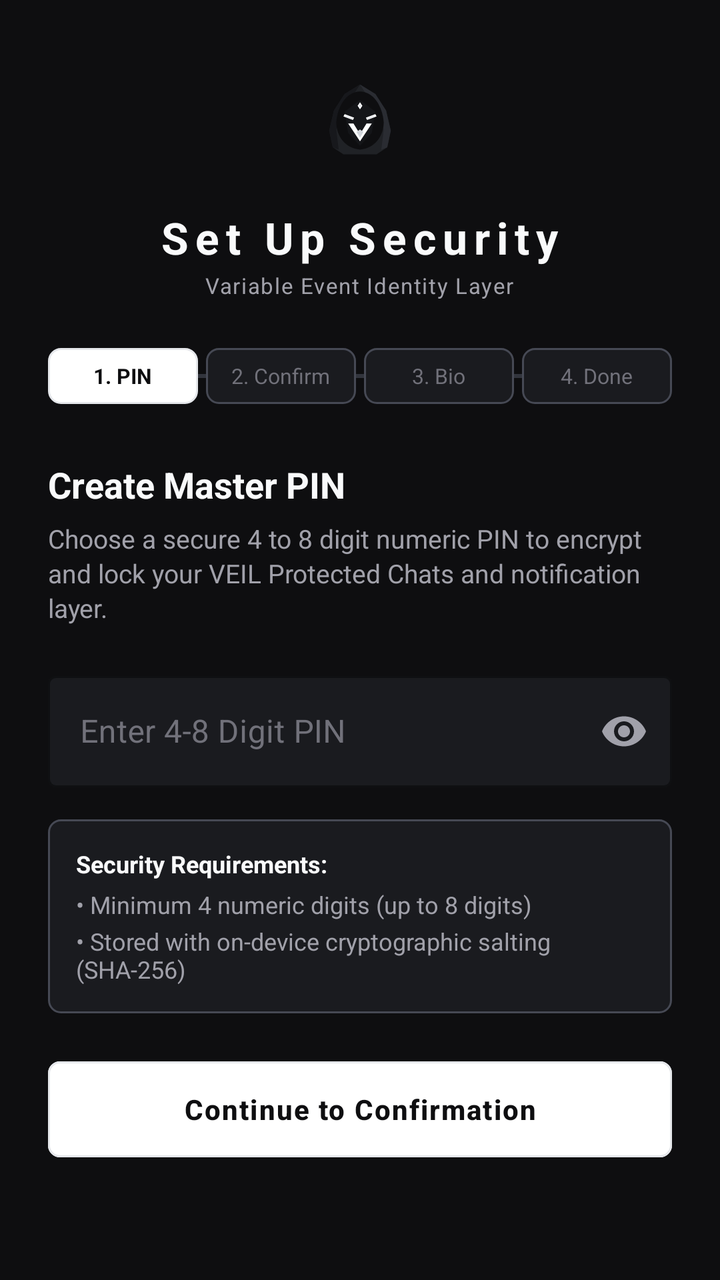
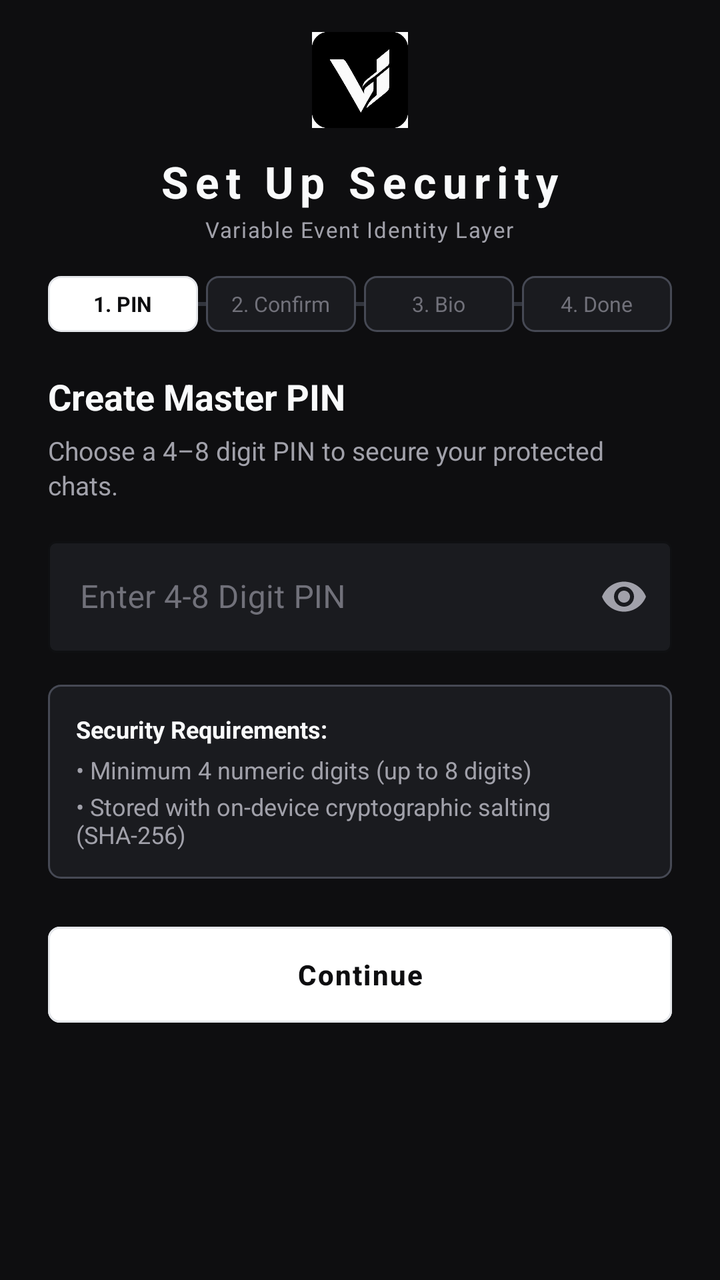

The first picture is an Android layout as it rendered before a commit; the second is the same layout after the commit. The layout source and the unified diff follow.
<!-- AndroidManifest.xml: application theme Theme.Veil -->
<!-- res/layout/activity_security_setup.xml -->
<?xml version="1.0" encoding="utf-8"?>
<androidx.core.widget.NestedScrollView xmlns:android="http://schemas.android.com/apk/res/android"
    xmlns:app="http://schemas.android.com/apk/res-auto"
    android:layout_width="match_parent"
    android:layout_height="match_parent"
    android:background="@color/veil_canvas"
    android:fillViewport="true">

    <LinearLayout
        android:layout_width="match_parent"
        android:layout_height="wrap_content"
        android:gravity="center_horizontal"
        android:orientation="vertical"
        android:paddingHorizontal="24dp"
        android:paddingVertical="28dp">

        
        <ImageView
            android:layout_width="64dp"
            android:layout_height="64dp"
            android:src="@drawable/ic_launcher_foreground" />

        <TextView
            android:layout_width="wrap_content"
            android:layout_height="wrap_content"
            android:layout_marginTop="12dp"
            android:letterSpacing="0.15"
            android:text="Set Up Security"
            android:textColor="@color/veil_text_high"
            android:textSize="22sp"
            android:textStyle="bold" />

        <TextView
            android:layout_width="wrap_content"
            android:layout_height="wrap_content"
            android:layout_marginTop="2dp"
            android:letterSpacing="0.05"
            android:text="@string/app_full_name"
            android:textColor="@color/veil_text_medium"
            android:textSize="11sp" />

        
        <LinearLayout
            android:layout_width="match_parent"
            android:layout_height="wrap_content"
            android:layout_marginTop="24dp"
            android:gravity="center"
            android:orientation="horizontal">

            <TextView
                android:id="@+id/pillStep1"
                android:layout_width="0dp"
                android:layout_height="wrap_content"
                android:layout_weight="1"
                android:minHeight="28dp"
                android:paddingHorizontal="4dp"
                android:paddingVertical="4dp"
                android:background="@drawable/bg_button_cyber_primary"
                android:gravity="center"
                android:text="1. PIN"
                android:textColor="@color/veil_button_primary_text"
                android:textSize="10.5sp"
                android:textStyle="bold" />

            <View
                android:layout_width="4dp"
                android:layout_height="2dp"
                android:background="@color/veil_hairline" />

            <TextView
                android:id="@+id/pillStep2"
                android:layout_width="0dp"
                android:layout_height="wrap_content"
                android:layout_weight="1"
                android:minHeight="28dp"
                android:paddingHorizontal="4dp"
                android:paddingVertical="4dp"
                android:background="@drawable/bg_button_cyber_secondary"
                android:gravity="center"
                android:text="2. Confirm"
                android:textColor="@color/veil_text_low"
                android:textSize="10.5sp" />

            <View
                android:layout_width="4dp"
                android:layout_height="2dp"
                android:background="@color/veil_hairline" />

            <TextView
                android:id="@+id/pillStep3"
                android:layout_width="0dp"
                android:layout_height="wrap_content"
                android:layout_weight="1"
                android:minHeight="28dp"
                android:paddingHorizontal="4dp"
                android:paddingVertical="4dp"
                android:background="@drawable/bg_button_cyber_secondary"
                android:gravity="center"
                android:text="3. Bio"
                android:textColor="@color/veil_text_low"
                android:textSize="10.5sp" />

            <View
                android:layout_width="4dp"
                android:layout_height="2dp"
                android:background="@color/veil_hairline" />

            <TextView
                android:id="@+id/pillStep4"
                android:layout_width="0dp"
                android:layout_height="wrap_content"
                android:layout_weight="1"
                android:minHeight="28dp"
                android:paddingHorizontal="4dp"
                android:paddingVertical="4dp"
                android:background="@drawable/bg_button_cyber_secondary"
                android:gravity="center"
                android:text="4. Done"
                android:textColor="@color/veil_text_low"
                android:textSize="10.5sp" />
        </LinearLayout>

        
        <FrameLayout
            android:layout_width="match_parent"
            android:layout_height="wrap_content"
            android:layout_marginTop="28dp">

            
            <LinearLayout
                android:id="@+id/step1Layout"
                android:layout_width="match_parent"
                android:layout_height="wrap_content"
                android:orientation="vertical"
                android:visibility="visible">

                <TextView
                    android:layout_width="wrap_content"
                    android:layout_height="wrap_content"
                    android:text="Create Master PIN"
                    android:textColor="@color/veil_text_high"
                    android:textSize="18sp"
                    android:textStyle="bold" />

                <TextView
                    android:layout_width="wrap_content"
                    android:layout_height="wrap_content"
                    android:layout_marginTop="6dp"
                    android:lineSpacingExtra="2dp"
                    android:text="Choose a secure 4 to 8 digit numeric PIN to encrypt and lock your VEIL Protected Chats and notification layer."
                    android:textColor="@color/veil_text_medium"
                    android:textSize="13sp" />

                <com.google.android.material.textfield.TextInputLayout
                    android:id="@+id/tilCreatePassword"
                    style="@style/Widget.MaterialComponents.TextInputLayout.OutlinedBox"
                    android:layout_width="match_parent"
                    android:layout_height="wrap_content"
                    android:layout_marginTop="20dp"
                    android:textColorHint="@color/veil_text_low"
                    app:boxBackgroundColor="@color/veil_surface_card"
                    app:boxStrokeColor="@color/veil_accent_secure"
                    app:hintTextColor="@color/veil_accent_secure"
                    app:passwordToggleEnabled="true"
                    app:passwordToggleTint="@color/veil_text_medium">

                    <com.google.android.material.textfield.TextInputEditText
                        android:id="@+id/etCreatePassword"
                        android:layout_width="match_parent"
                        android:layout_height="wrap_content"
                        android:hint="Enter 4-8 Digit PIN"
                        android:inputType="numberPassword"
                        android:maxLength="8"
                        android:maxLines="1"
                        android:textColor="@color/veil_text_high"
                        android:textSize="16sp" />
                </com.google.android.material.textfield.TextInputLayout>

                <TextView
                    android:id="@+id/tvStep1Error"
                    android:layout_width="match_parent"
                    android:layout_height="wrap_content"
                    android:layout_marginTop="6dp"
                    android:textColor="@color/veil_accent_danger"
                    android:textSize="12sp"
                    android:visibility="gone" />

                <LinearLayout
                    android:layout_width="match_parent"
                    android:layout_height="wrap_content"
                    android:layout_marginTop="16dp"
                    android:background="@drawable/bg_button_cyber_secondary"
                    android:orientation="vertical"
                    android:padding="14dp">

                    <TextView
                        android:layout_width="wrap_content"
                        android:layout_height="wrap_content"
                        android:text="Security Requirements:"
                        android:textColor="@color/veil_text_high"
                        android:textSize="12sp"
                        android:textStyle="bold" />

                    <TextView
                        android:layout_width="wrap_content"
                        android:layout_height="wrap_content"
                        android:layout_marginTop="4dp"
                        android:text="• Minimum 4 numeric digits (up to 8 digits)"
                        android:textColor="@color/veil_text_medium"
                        android:textSize="12sp" />

                    <TextView
                        android:layout_width="wrap_content"
                        android:layout_height="wrap_content"
                        android:layout_marginTop="2dp"
                        android:text="• Stored with on-device cryptographic salting (SHA-256)"
                        android:textColor="@color/veil_text_medium"
                        android:textSize="12sp" />
                </LinearLayout>

                <com.google.android.material.button.MaterialButton
                    android:id="@+id/btnStep1Next"
                    style="@style/Widget.Veil.Button.Primary"
                    android:layout_width="match_parent"
                    android:layout_height="48dp"
                    android:layout_marginTop="24dp"
                    android:text="Continue to Confirmation" />
            </LinearLayout>

            
            <LinearLayout
                android:id="@+id/step2Layout"
                android:layout_width="match_parent"
                android:layout_height="wrap_content"
                android:orientation="vertical"
                android:visibility="gone">

                <TextView
                    android:layout_width="wrap_content"
                    android:layout_height="wrap_content"
                    android:text="Confirm Master PIN"
                    android:textColor="@color/veil_text_high"
                    android:textSize="18sp"
                    android:textStyle="bold" />

                <TextView
                    android:layout_width="wrap_content"
                    android:layout_height="wrap_content"
                    android:layout_marginTop="6dp"
                    android:lineSpacingExtra="2dp"
                    android:text="Re-enter your PIN to ensure they match exactly."
                    android:textColor="@color/veil_text_medium"
                    android:textSize="13sp" />

                <com.google.android.material.textfield.TextInputLayout
                    android:id="@+id/tilConfirmPassword"
                    style="@style/Widget.MaterialComponents.TextInputLayout.OutlinedBox"
                    android:layout_width="match_parent"
                    android:layout_height="wrap_content"
                    android:layout_marginTop="20dp"
                    android:textColorHint="@color/veil_text_low"
                    app:boxBackgroundColor="@color/veil_surface_card"
                    app:boxStrokeColor="@color/veil_accent_secure"
                    app:hintTextColor="@color/veil_accent_secure"
                    app:passwordToggleEnabled="true"
                    app:passwordToggleTint="@color/veil_text_medium">

                    <com.google.android.material.textfield.TextInputEditText
                        android:id="@+id/etConfirmPassword"
                        android:layout_width="match_parent"
                        android:layout_height="wrap_content"
                        android:hint="Re-enter PIN"
                        android:inputType="numberPassword"
                        android:maxLength="8"
                        android:maxLines="1"
                        android:textColor="@color/veil_text_high"
                        android:textSize="16sp" />
                </com.google.android.material.textfield.TextInputLayout>

                <TextView
                    android:id="@+id/tvStep2Error"
                    android:layout_width="match_parent"
                    android:layout_height="wrap_content"
                    android:layout_marginTop="6dp"
                    android:textColor="@color/veil_accent_danger"
                    android:textSize="12sp"
                    android:visibility="gone" />

                <com.google.android.material.button.MaterialButton
                    android:id="@+id/btnStep2Confirm"
                    style="@style/Widget.Veil.Button.Primary"
                    android:layout_width="match_parent"
                    android:layout_height="48dp"
                    android:layout_marginTop="24dp"
                    android:text="Confirm &amp; Proceed to Biometrics" />

                <com.google.android.material.button.MaterialButton
                    android:id="@+id/btnStep2Back"
                    style="@style/Widget.Veil.Button.Secondary"
                    android:layout_width="match_parent"
                    android:layout_height="44dp"
                    android:layout_marginTop="10dp"
                    android:text="Back to Edit PIN" />
            </LinearLayout>

            
            <LinearLayout
                android:id="@+id/step3Layout"
                android:layout_width="match_parent"
                android:layout_height="wrap_content"
                android:orientation="vertical"
                android:visibility="gone">

                <TextView
                    android:layout_width="wrap_content"
                    android:layout_height="wrap_content"
                    android:text="Biometric Authentication"
                    android:textColor="@color/veil_text_high"
                    android:textSize="18sp"
                    android:textStyle="bold" />

                <TextView
                    android:layout_width="wrap_content"
                    android:layout_height="wrap_content"
                    android:layout_marginTop="6dp"
                    android:lineSpacingExtra="2dp"
                    android:text="Enable Android fingerprint or face recognition for effortless, high-security unlocking of VEIL."
                    android:textColor="@color/veil_text_medium"
                    android:textSize="13sp" />

                
                <com.google.android.material.card.MaterialCardView
                    android:layout_width="match_parent"
                    android:layout_height="wrap_content"
                    android:layout_marginTop="18dp"
                    app:cardBackgroundColor="@color/veil_surface_card"
                    app:cardCornerRadius="10dp"
                    app:strokeColor="@color/veil_hairline"
                    app:strokeWidth="1dp">

                    <LinearLayout
                        android:layout_width="match_parent"
                        android:layout_height="wrap_content"
                        android:orientation="vertical"
                        android:padding="16dp">

                        <LinearLayout
                            android:layout_width="match_parent"
                            android:layout_height="wrap_content"
                            android:gravity="center_vertical"
                            android:orientation="horizontal">

                            <ImageView
                                android:id="@+id/ivBiometricStatusIcon"
                                android:layout_width="36dp"
                                android:layout_height="36dp"
                                android:src="@drawable/ic_fingerprint_biometric"
                                app:tint="@color/veil_accent_secure" />

                            <LinearLayout
                                android:layout_width="0dp"
                                android:layout_height="wrap_content"
                                android:layout_marginStart="12dp"
                                android:layout_weight="1"
                                android:orientation="vertical">

                                <TextView
                                    android:id="@+id/tvBiometricStatusTitle"
                                    android:layout_width="wrap_content"
                                    android:layout_height="wrap_content"
                                    android:text="Checking Hardware..."
                                    android:textColor="@color/veil_text_high"
                                    android:textSize="14sp"
                                    android:textStyle="bold" />

                                <TextView
                                    android:id="@+id/tvBiometricStatusDesc"
                                    android:layout_width="wrap_content"
                                    android:layout_height="wrap_content"
                                    android:layout_marginTop="2dp"
                                    android:text="Detecting Android biometric framework"
                                    android:textColor="@color/veil_text_medium"
                                    android:textSize="12sp" />
                            </LinearLayout>
                        </LinearLayout>

                        <TextView
                            android:id="@+id/tvBiometricTestResult"
                            android:layout_width="match_parent"
                            android:layout_height="wrap_content"
                            android:layout_marginTop="12dp"
                            android:textColor="@color/veil_accent_secure"
                            android:textSize="12sp"
                            android:visibility="gone" />
                    </LinearLayout>
                </com.google.android.material.card.MaterialCardView>

                
                <com.google.android.material.button.MaterialButton
                    android:id="@+id/btnEnableBiometric"
                    style="@style/Widget.Veil.Button.Primary"
                    android:layout_width="match_parent"
                    android:layout_height="48dp"
                    android:layout_marginTop="20dp"
                    android:text="Test &amp; Enable Biometrics"
                    app:icon="@drawable/ic_fingerprint_biometric"
                    app:iconGravity="textStart"
                    app:iconPadding="8dp"
                    app:iconSize="20dp" />

                
                <com.google.android.material.button.MaterialButton
                    android:id="@+id/btnOpenDeviceSettings"
                    style="@style/Widget.Veil.Button.Secondary"
                    android:layout_width="match_parent"
                    android:layout_height="44dp"
                    android:layout_marginTop="10dp"
                    android:text="Open Android Security Settings"
                    android:visibility="gone" />

                
                <com.google.android.material.button.MaterialButton
                    android:id="@+id/btnSkipBiometric"
                    style="@style/Widget.Veil.Button.Secondary"
                    android:layout_width="match_parent"
                    android:layout_height="44dp"
                    android:layout_marginTop="10dp"
                    android:text="Continue with Password Only" />
            </LinearLayout>

            
            <LinearLayout
                android:id="@+id/step4Layout"
                android:layout_width="match_parent"
                android:layout_height="wrap_content"
                android:gravity="center_horizontal"
                android:orientation="vertical"
                android:visibility="gone">

                <ImageView
                    android:layout_width="72dp"
                    android:layout_height="72dp"
                    android:src="@drawable/ic_launcher_foreground" />

                <TextView
                    android:layout_width="wrap_content"
                    android:layout_height="wrap_content"
                    android:layout_marginTop="16dp"
                    android:text="Security Setup Complete"
                    android:textColor="@color/veil_text_high"
                    android:textSize="20sp"
                    android:textStyle="bold" />

                <TextView
                    android:layout_width="match_parent"
                    android:layout_height="wrap_content"
                    android:layout_marginTop="8dp"
                    android:gravity="center"
                    android:lineSpacingExtra="2dp"
                    android:text="Your security configuration has been verified and saved securely on this device.\n\nVEIL will now enforce this credential before granting access to Protected Chats."
                    android:textColor="@color/veil_text_medium"
                    android:textSize="13sp" />

                
                <com.google.android.material.card.MaterialCardView
                    android:layout_width="match_parent"
                    android:layout_height="wrap_content"
                    android:layout_marginTop="20dp"
                    app:cardBackgroundColor="@color/veil_surface_card"
                    app:cardCornerRadius="10dp"
                    app:strokeColor="@color/veil_hairline"
                    app:strokeWidth="1dp">

                    <LinearLayout
                        android:layout_width="match_parent"
                        android:layout_height="wrap_content"
                        android:orientation="vertical"
                        android:padding="16dp">

                        <TextView
                            android:layout_width="wrap_content"
                            android:layout_height="wrap_content"
                            android:text="Configured Credentials:"
                            android:textColor="@color/veil_text_high"
                            android:textSize="12sp"
                            android:textStyle="bold" />

                        <TextView
                            android:id="@+id/tvSummaryPassword"
                            android:layout_width="wrap_content"
                            android:layout_height="wrap_content"
                            android:layout_marginTop="8dp"
                            android:text="• Master PIN: ✓ Configured (SHA-256 Salted)"
                            android:textColor="@color/veil_accent_secure"
                            android:textSize="12sp" />

                        <TextView
                            android:id="@+id/tvSummaryBiometric"
                            android:layout_width="wrap_content"
                            android:layout_height="wrap_content"
                            android:layout_marginTop="4dp"
                            android:text="• Biometrics: ✓ Enabled"
                            android:textColor="@color/veil_accent_secure"
                            android:textSize="12sp" />

                        <TextView
                            android:layout_width="wrap_content"
                            android:layout_height="wrap_content"
                            android:layout_marginTop="4dp"
                            android:text="• Session Protection: ✓ Active"
                            android:textColor="@color/veil_text_medium"
                            android:textSize="12sp" />
                    </LinearLayout>
                </com.google.android.material.card.MaterialCardView>

                
                <com.google.android.material.button.MaterialButton
                    android:id="@+id/btnFinishSetup"
                    style="@style/Widget.Veil.Button.Primary"
                    android:layout_width="match_parent"
                    android:layout_height="50dp"
                    android:layout_marginTop="24dp"
                    android:text="Proceed to Unlock Screen"
                    app:icon="@drawable/ic_lock_closed"
                    app:iconGravity="textStart"
                    app:iconPadding="8dp"
                    app:iconSize="18dp" />
            </LinearLayout>

        </FrameLayout>

    </LinearLayout>
</androidx.core.widget.NestedScrollView>
<!-- resources referenced by this layout -->
<resources>
  <color name="veil_accent_danger">#EF4444</color>
  <color name="veil_accent_secure">#F3F4F6</color>
  <color name="veil_button_primary_text">#0E0E10</color>
  <color name="veil_canvas">#0E0E10</color>
  <color name="veil_hairline">#32353D</color>
  <color name="veil_surface_card">#1A1B1F</color>
  <color name="veil_text_high">#F9FAFB</color>
  <color name="veil_text_low">#71717A</color>
  <color name="veil_text_medium">#A1A1AA</color>
  <!-- drawable ic_launcher_foreground (drawable) -->
  <?xml version="1.0" encoding="utf-8"?>
  <vector xmlns:android="http://schemas.android.com/apk/res/android"
      android:width="108dp"
      android:height="108dp"
      android:viewportWidth="108"
      android:viewportHeight="108">
  
      
      <path
          android:fillColor="#FF202226"
          android:pathData="M54,24 L41,32 L32,46 L28,63 L31,77 L40,83 L68,83 L77,77 L80,63 L76,46 L67,32 Z" />
  
      
      <path
          android:fillColor="#FF17181C"
          android:pathData="M54,24 L41,32 L32,46 L28,63 L31,77 L36,79 L34,62 L39,47 L47,35 Z" />
  
      <path
          android:fillColor="#FF2A2C32"
          android:pathData="M54,24 L67,32 L76,46 L80,63 L77,77 L72,79 L74,62 L69,47 L61,35 Z" />
  
      
      <path
          android:fillColor="#FF0E0E10"
          android:pathData="M54,30 C43,30 35,42 34,56 C34,68 42,78 54,79 C66,78 74,68 74,56 C73,42 65,30 54,30 Z" />
  
      
      <path
          android:fillColor="#FF141518"
          android:pathData="M54,37 L41,47 L44,65 L54,76 L64,65 L67,47 Z" />
  
      
      <path
          android:fillColor="#FFFFFFFF"
          android:pathData="M41,49 L49,52 L48,54 L40,51 Z" />
  
      <path
          android:fillColor="#FFFFFFFF"
          android:pathData="M67,49 L59,52 L60,54 L68,51 Z" />
  
      
      <path
          android:fillColor="#FFE5E7EB"
          android:pathData="M42,50 L48,52.5 L47.5,53.5 L41.5,51 Z" />
  
      <path
          android:fillColor="#FFE5E7EB"
          android:pathData="M66,50 L60,52.5 L60.5,53.5 L66.5,51 Z" />
  
      
      <path
          android:fillColor="#FFFFFFFF"
          android:pathData="M44,57 L54,72 L64,57 L59.5,57 L54,66 L48.5,57 Z" />
  
      
      <path
          android:fillColor="#FFD1D5DB"
          android:pathData="M51,64 L54,69 L57,64 L54,62 Z" />
  
      
      <path
          android:fillColor="#FFFFFFFF"
          android:pathData="M54,39 L56,42 L54,45 L52,42 Z" />
  
      <path
          android:fillColor="#FFD1D5DB"
          android:pathData="M54,41 L55,42 L54,43 L53,42 Z" />
  
  </vector>
  <string name="app_full_name">Variable Event Identity Layer</string>
  <color name="veil_button_primary_bg">#FFFFFF</color>
  <color name="veil_hairline_bright">#464954</color>
  <color name="veil_button_secondary_border">#383B46</color>
  <color name="md_theme_dark_primary">#FFFFFF</color>
  <color name="md_theme_dark_onPrimary">#0E0E10</color>
  <color name="md_theme_dark_primaryContainer">#22242A</color>
  <color name="md_theme_dark_onPrimaryContainer">#F9FAFB</color>
  <color name="md_theme_dark_inversePrimary">#0E0E10</color>
  <color name="md_theme_dark_secondary">#E4E4E7</color>
  <color name="md_theme_dark_onSecondary">#0E0E10</color>
  <color name="md_theme_dark_secondaryContainer">#1A1B1F</color>
  <color name="md_theme_dark_onSecondaryContainer">#F9FAFB</color>
  <color name="md_theme_dark_tertiary">#E4E4E7</color>
  <color name="md_theme_dark_onTertiary">#0E0E10</color>
  <color name="md_theme_dark_tertiaryContainer">#1A1B1F</color>
  <color name="md_theme_dark_onTertiaryContainer">#F9FAFB</color>
  <color name="veil_surface">#141518</color>
  <style name="Widget.Veil.Card" parent="Widget.Material3.CardView.Filled">
          <item name="cardBackgroundColor">@color/veil_surface_card</item>
          <item name="cardCornerRadius">8dp</item>
          <item name="cardElevation">0dp</item>
          <item name="strokeColor">@color/veil_hairline</item>
          <item name="strokeWidth">1dp</item>
      </style>
  <!-- unchanged entries left out for length: 13 -->
</resources>

<!-- the commit's change to res/layout/activity_security_setup.xml (unified diff, before → after) -->
@@ -12,13 +12,15 @@
         android:gravity="center_horizontal"
         android:orientation="vertical"
         android:paddingHorizontal="24dp"
-        android:paddingVertical="28dp">
+        android:paddingVertical="16dp">
 
         
         <ImageView
-            android:layout_width="64dp"
-            android:layout_height="64dp"
-            android:src="@drawable/ic_launcher_foreground" />
+            android:layout_width="48dp"
+            android:layout_height="48dp"
+            android:contentDescription="@string/app_name"
+            android:scaleType="fitCenter"
+            android:src="@drawable/veil_official_logo" />
 
         <TextView
             android:layout_width="wrap_content"
@@ -43,7 +45,7 @@
         <LinearLayout
             android:layout_width="match_parent"
             android:layout_height="wrap_content"
-            android:layout_marginTop="24dp"
+            android:layout_marginTop="16dp"
             android:gravity="center"
             android:orientation="horizontal">
 
@@ -124,7 +126,7 @@
         <FrameLayout
             android:layout_width="match_parent"
             android:layout_height="wrap_content"
-            android:layout_marginTop="28dp">
+            android:layout_marginTop="20dp">
 
             
             <LinearLayout
@@ -147,7 +149,7 @@
                     android:layout_height="wrap_content"
                     android:layout_marginTop="6dp"
                     android:lineSpacingExtra="2dp"
-                    android:text="Choose a secure 4 to 8 digit numeric PIN to encrypt and lock your VEIL Protected Chats and notification layer."
+                    android:text="Choose a 4–8 digit PIN to secure your protected chats."
                     android:textColor="@color/veil_text_medium"
                     android:textSize="13sp" />
 
@@ -156,7 +158,7 @@
                     style="@style/Widget.MaterialComponents.TextInputLayout.OutlinedBox"
                     android:layout_width="match_parent"
                     android:layout_height="wrap_content"
-                    android:layout_marginTop="20dp"
+                    android:layout_marginTop="14dp"
                     android:textColorHint="@color/veil_text_low"
                     app:boxBackgroundColor="@color/veil_surface_card"
                     app:boxStrokeColor="@color/veil_accent_secure"
@@ -224,7 +226,7 @@
                     android:layout_width="match_parent"
                     android:layout_height="48dp"
                     android:layout_marginTop="24dp"
-                    android:text="Continue to Confirmation" />
+                    android:text="Continue" />
             </LinearLayout>
 
             
@@ -440,7 +442,7 @@
                 <ImageView
                     android:layout_width="72dp"
                     android:layout_height="72dp"
-                    android:src="@drawable/ic_launcher_foreground" />
+                    android:src="@drawable/veil_official_logo" />
 
                 <TextView
                     android:layout_width="wrap_content"
<!-- resource entries referenced after the edit -->
@@ -9,77 +9,9 @@
   <color name="veil_text_high">#F9FAFB</color>
   <color name="veil_text_low">#71717A</color>
   <color name="veil_text_medium">#A1A1AA</color>
-  <!-- drawable ic_launcher_foreground (drawable) -->
-  <?xml version="1.0" encoding="utf-8"?>
-  <vector xmlns:android="http://schemas.android.com/apk/res/android"
-      android:width="108dp"
-      android:height="108dp"
-      android:viewportWidth="108"
-      android:viewportHeight="108">
-  
-      
-      <path
-          android:fillColor="#FF202226"
-          android:pathData="M54,24 L41,32 L32,46 L28,63 L31,77 L40,83 L68,83 L77,77 L80,63 L76,46 L67,32 Z" />
-  
-      
-      <path
-          android:fillColor="#FF17181C"
-          android:pathData="M54,24 L41,32 L32,46 L28,63 L31,77 L36,79 L34,62 L39,47 L47,35 Z" />
-  
-      <path
-          android:fillColor="#FF2A2C32"
-          android:pathData="M54,24 L67,32 L76,46 L80,63 L77,77 L72,79 L74,62 L69,47 L61,35 Z" />
-  
-      
-      <path
-          android:fillColor="#FF0E0E10"
-          android:pathData="M54,30 C43,30 35,42 34,56 C34,68 42,78 54,79 C66,78 74,68 74,56 C73,42 65,30 54,30 Z" />
-  
-      
-      <path
-          android:fillColor="#FF141518"
-          android:pathData="M54,37 L41,47 L44,65 L54,76 L64,65 L67,47 Z" />
-  
-      
-      <path
-          android:fillColor="#FFFFFFFF"
-          android:pathData="M41,49 L49,52 L48,54 L40,51 Z" />
-  
-      <path
-          android:fillColor="#FFFFFFFF"
-          android:pathData="M67,49 L59,52 L60,54 L68,51 Z" />
-  
-      
-      <path
-          android:fillColor="#FFE5E7EB"
-          android:pathData="M42,50 L48,52.5 L47.5,53.5 L41.5,51 Z" />
-  
-      <path
-          android:fillColor="#FFE5E7EB"
-          android:pathData="M66,50 L60,52.5 L60.5,53.5 L66.5,51 Z" />
-  
-      
-      <path
-          android:fillColor="#FFFFFFFF"
-          android:pathData="M44,57 L54,72 L64,57 L59.5,57 L54,66 L48.5,57 Z" />
-  
-      
-      <path
-          android:fillColor="#FFD1D5DB"
-          android:pathData="M51,64 L54,69 L57,64 L54,62 Z" />
-  
-      
-      <path
-          android:fillColor="#FFFFFFFF"
-          android:pathData="M54,39 L56,42 L54,45 L52,42 Z" />
-  
-      <path
-          android:fillColor="#FFD1D5DB"
-          android:pathData="M54,41 L55,42 L54,43 L53,42 Z" />
-  
-  </vector>
+  <!-- drawable veil_official_logo: jpg bitmap (drawable, 14400 bytes) -->
   <string name="app_full_name">Variable Event Identity Layer</string>
+  <string name="app_name">VEIL</string>
   <color name="veil_button_primary_bg">#FFFFFF</color>
   <color name="veil_hairline_bright">#464954</color>
   <color name="veil_button_secondary_border">#383B46</color>
@@ -102,7 +34,7 @@
           <item name="cardCornerRadius">8dp</item>
           <item name="cardElevation">0dp</item>
           <item name="strokeColor">@color/veil_hairline</item>
-          <item name="strokeWidth">1dp</item>
+          <item name="strokeWidth">0dp</item>
       </style>
   <!-- unchanged entries left out for length: 13 -->
 </resources>
